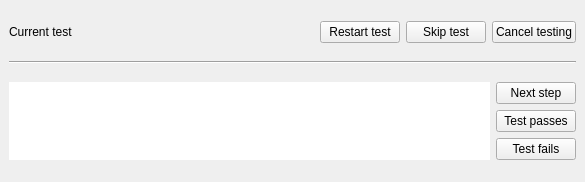
planetfederal/qgis-tester-plugin, file qgistester/testerwidget.ui: the form before one commit.
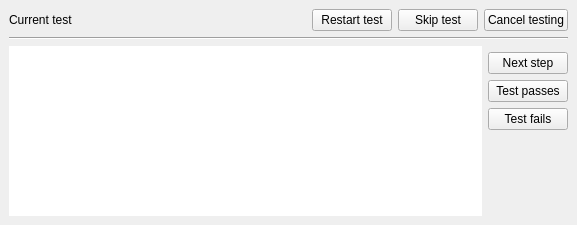
The form after the commit.

Commit message: improved layout behavior in tester widget

What changed in the file:
```diff
--- a/qgistester/testerwidget.ui
+++ b/qgistester/testerwidget.ui
@@ -6,8 +6,8 @@
    <rect>
     <x>0</x>
     <y>0</y>
-    <width>585</width>
-    <height>182</height>
+    <width>577</width>
+    <height>225</height>
    </rect>
   </property>
   <property name="windowTitle">
@@ -16,7 +16,22 @@
   <widget class="QWidget" name="dockWidgetContents">
    <layout class="QVBoxLayout" name="verticalLayout">
     <item>
+     <widget class="QWidget" name="widget" native="true">
+      <property name="sizePolicy">
+       <sizepolicy hsizetype="Preferred" vsizetype="Maximum">
+        <horstretch>0</horstretch>
+        <verstretch>0</verstretch>
+       </sizepolicy>
+      </property>
+      <layout class="QHBoxLayout" name="horizontalLayout">
+       <property name="margin">
+        <number>0</number>
+       </property>
+       <item>
      <layout class="QHBoxLayout" name="horizontalLayout_2">
+         <property name="sizeConstraint">
+          <enum>QLayout::SetMinimumSize</enum>
+         </property>
       <item>
        <widget class="QLabel" name="labelCurrentTest">
         <property name="sizePolicy">
@@ -72,6 +87,9 @@
       </item>
      </layout>
     </item>
+      </layout>
+     </widget>
+    </item>
     <item>
      <widget class="Line" name="line">
       <property name="orientation">
@@ -82,33 +100,46 @@
     <item>
      <layout class="QGridLayout" name="gridLayout">
       <item row="2" column="1">
+       <widget class="QPushButton" name="btnTestOk">
+        <property name="text">
+         <string>Test passes</string>
+        </property>
+       </widget>
+      </item>
+      <item row="1" column="1">
+       <widget class="QPushButton" name="btnNextStep">
+        <property name="text">
+         <string>Next step</string>
+        </property>
+       </widget>
+      </item>
+      <item row="3" column="1">
        <widget class="QPushButton" name="btnTestFailed">
         <property name="text">
          <string>Test fails</string>
         </property>
        </widget>
       </item>
-      <item row="0" column="0" rowspan="3">
+      <item row="4" column="1">
+       <spacer name="verticalSpacer_2">
+        <property name="orientation">
+         <enum>Qt::Vertical</enum>
+        </property>
+        <property name="sizeHint" stdset="0">
+         <size>
+          <width>20</width>
+          <height>40</height>
+         </size>
+        </property>
+       </spacer>
+      </item>
+      <item row="0" column="0" rowspan="5">
        <widget class="QTextBrowser" name="webView">
         <property name="frameShape">
          <enum>QFrame::NoFrame</enum>
         </property>
        </widget>
       </item>
-      <item row="1" column="1">
-       <widget class="QPushButton" name="btnTestOk">
-        <property name="text">
-         <string>Test passes</string>
-        </property>
-       </widget>
-      </item>
-      <item row="0" column="1">
-       <widget class="QPushButton" name="btnNextStep">
-        <property name="text">
-         <string>Next step</string>
-        </property>
-       </widget>
-      </item>
      </layout>
     </item>
    </layout>
```
Lines whose indentation alone changed are shown as unchanged.
